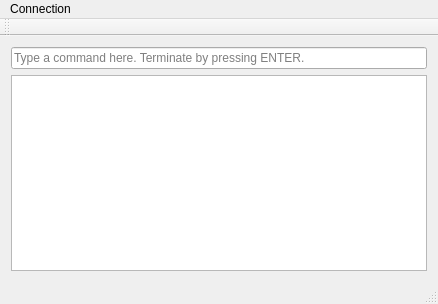
Qt form mainwindow.ui (digitallumens/dlterm) before a commit.
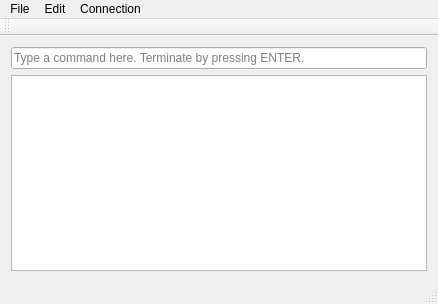
The same form after that commit.

What changed in the file:
```diff
--- a/mainwindow.ui
+++ b/mainwindow.ui
@@ -48,6 +48,19 @@
     <addaction name="separator"/>
     <addaction name="actionConfigure"/>
    </widget>
+   <widget class="QMenu" name="menuFile">
+    <property name="title">
+     <string>File</string>
+    </property>
+   </widget>
+   <widget class="QMenu" name="menuEdit">
+    <property name="title">
+     <string>Edit</string>
+    </property>
+    <addaction name="actionClear_Output"/>
+   </widget>
+   <addaction name="menuFile"/>
+   <addaction name="menuEdit"/>
    <addaction name="menuConnection"/>
   </widget>
   <widget class="QToolBar" name="mainToolBar">
```
Left out of the diff: 11 changed lines with no effect on the pictures.
